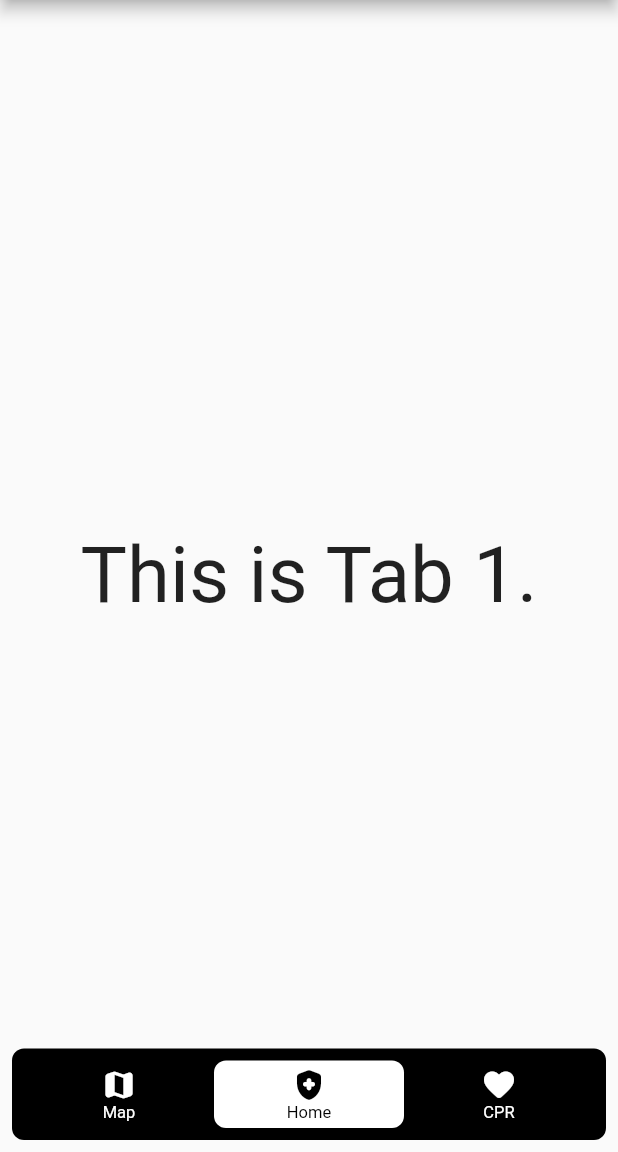
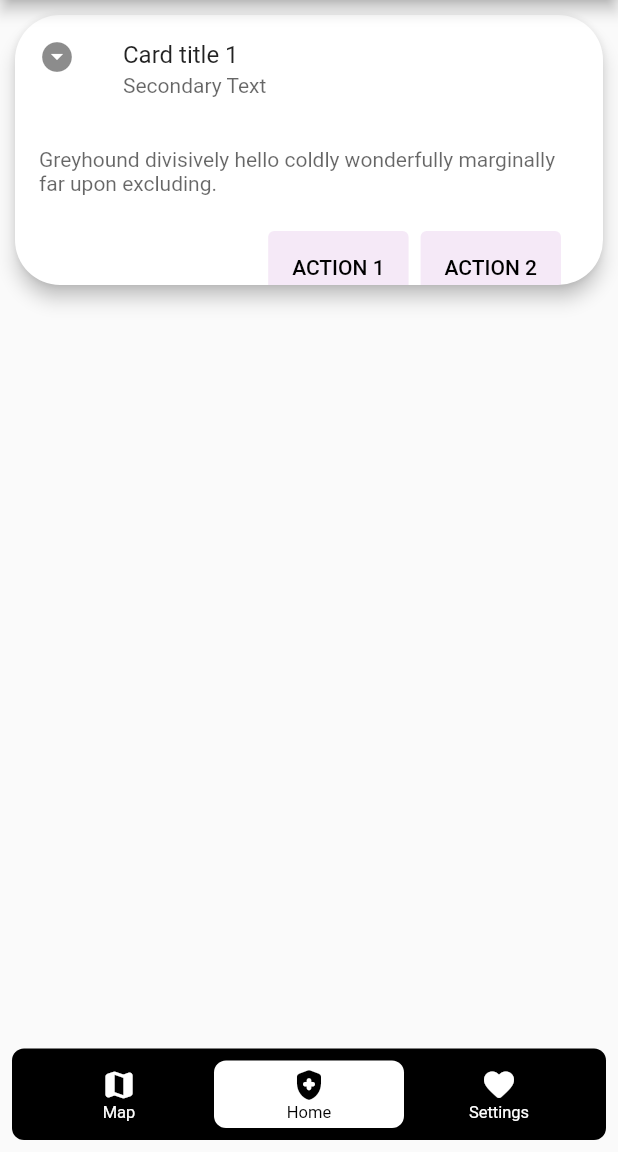
Before and after one commit to 14praveenk/Help-Flutter, a Flutter app: the screen it shows after launch, on a phone screen of 412 x 824 dp, the part 84-1236 px from its top. Run offline on Flutter 3.47's test engine with Material 2 defaults, Android fonts, the light colour scheme and no system bars; drawn by our look-alikes of floating_bottom_navigation_bar.

Commit message:
Added pages container

```diff
--- a/lib/main.dart
+++ b/lib/main.dart
@@ -15,7 +15,83 @@ class MyApp extends StatefulWidget {
 
 class _MyAppState extends State<MyApp> {
   int _index = 1;
-
+  List<Widget> _widgetOptions = <Widget>[
+    Container(
+      child: Center(child: Text("Map here")),
+      constraints: BoxConstraints.expand(),
+    ),
+    Container(
+      height: 200,
+      child: Card(
+        elevation: 5,
+        margin: EdgeInsets.all(10),
+        shape:
+            RoundedRectangleBorder(borderRadius: BorderRadius.circular(30.0)),
+        clipBehavior: Clip.antiAlias,
+        child: Container(
+          child: Column(
+            children: [
+              ListTile(
+                leading: Icon(Icons.arrow_drop_down_circle),
+                title: const Text('Card title 1'),
+                subtitle: Text(
+                  'Secondary Text',
+                  style: TextStyle(color: Colors.black.withOpacity(0.6)),
+                ),
+              ),
+              Padding(
+                padding: const EdgeInsets.all(16.0),
+                child: Text(
+                  'Greyhound divisively hello coldly wonderfully marginally far upon excluding.',
+                  style: TextStyle(color: Colors.black.withOpacity(0.6)),
+                ),
+              ),
+              Container(
+                margin: EdgeInsets.only(right: 20),
+                child: ButtonBar(
+                  alignment: MainAxisAlignment.end,
+                  children: [
+                    TextButton(
+                      style: ButtonStyle(
+                        backgroundColor: MaterialStateProperty.all<Color>(
+                            Colors.purple.withOpacity(0.1)),
+                        foregroundColor:
+                            MaterialStateProperty.all<Color>(Colors.black),
+                        padding: MaterialStateProperty.all<EdgeInsetsGeometry>(
+                            EdgeInsets.all(16)),
+                      ),
+                      onPressed: () {
+                        // Perform some action
+                      },
+                      child: const Text('ACTION 1'),
+                    ),
+                    TextButton(
+                      style: ButtonStyle(
+                        backgroundColor: MaterialStateProperty.all<Color>(
+                            Colors.purple.withOpacity(0.1)),
+                        foregroundColor:
+                            MaterialStateProperty.all<Color>(Colors.black),
+                        padding: MaterialStateProperty.all<EdgeInsetsGeometry>(
+                            EdgeInsets.all(16)),
+                      ),
+                      onPressed: () {
+                        // Perform some action
+                      },
+                      child: const Text('ACTION 2'),
+                    ),
+                  ],
+                ),
+              ),
+            ],
+          ),
+        ),
+      ),
+    ),
+    Container(
+      child: Center(child: Text("Settings")),
+      constraints: BoxConstraints.expand(),
+    )
+  ];
   @override
   Widget build(BuildContext context) {
     return MaterialApp(
@@ -28,14 +104,7 @@ class _MyAppState extends State<MyApp> {
         ),
         //If you want to show body behind the navbar, it should be true
         extendBody: true,
-        body: Center(
-          child: Text(
-            "This is Tab $_index.",
-            style: TextStyle(
-              fontSize: 52,
-            ),
-          ),
-        ),
+        body: _widgetOptions.elementAt(_index),
         bottomNavigationBar: FloatingNavbar(
           onTap: (int val) => setState(() => _index = val),
           currentIndex: _index,
@@ -43,7 +112,7 @@ class _MyAppState extends State<MyApp> {
             FloatingNavbarItem(icon: Icons.map_rounded, title: 'Map'),
             FloatingNavbarItem(
                 icon: Icons.health_and_safety_rounded, title: 'Home'),
-            FloatingNavbarItem(icon: Icons.favorite_rounded, title: 'CPR'),
+            FloatingNavbarItem(icon: Icons.favorite_rounded, title: 'Settings'),
           ],
         ),
       ),
```
